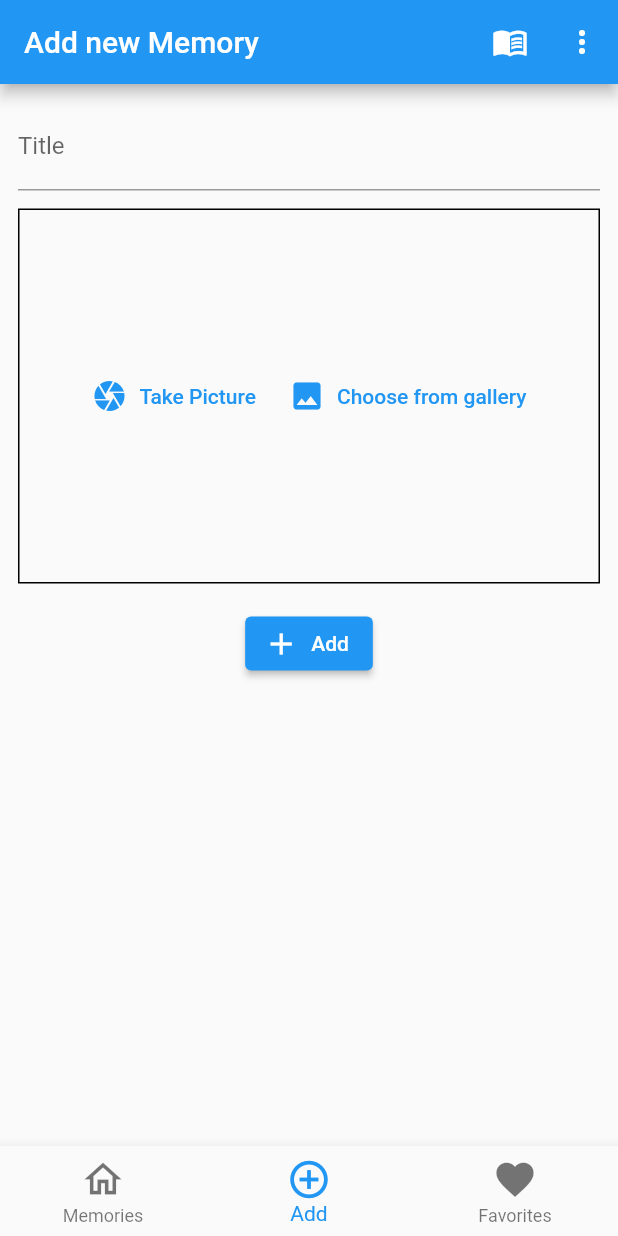
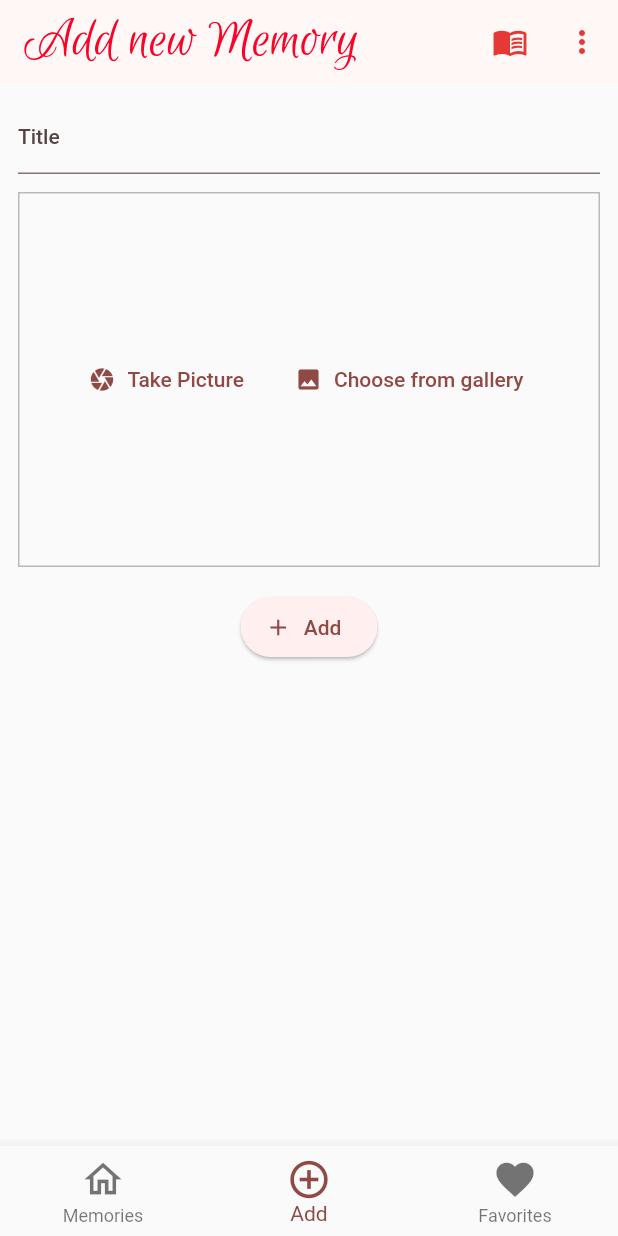
Before and after one commit to BilawalMehfooz1/emotion_lens, a Flutter app: the screen it shows after launch, item 2 of the bottom bar chosen, on a phone screen of 412 x 824 dp. Run offline on Flutter 3.47's test engine with Material 2 defaults, Android fonts, the light colour scheme and no system bars; our stand-ins replace flutter_riverpod, flutter_svg, image_picker, tuple.

Commit message:
setting up theme data

```diff
--- a/lib/main.dart
+++ b/lib/main.dart
@@ -7,7 +7,7 @@ void main() {
   WidgetsFlutterBinding.ensureInitialized();
   runApp(
     MaterialApp(
-      // theme: lightTheme,
+      theme: lightTheme,
       darkTheme: darkTheme,
       home: const ProviderScope(child: MyApp()),
     ),
--- a/lib/screens/tabs_screen.dart
+++ b/lib/screens/tabs_screen.dart
@@ -1,4 +1,5 @@
 import 'package:flutter/material.dart';
+import 'package:flutter_svg/flutter_svg.dart';
 import 'package:flutter_riverpod/flutter_riverpod.dart';
 import 'package:emotion_lens/providers/change_screen_provider.dart';
 
@@ -9,12 +10,13 @@ class TabsScreen extends ConsumerWidget {
   Widget build(BuildContext context, WidgetRef ref) {
     final changeScreenState = ref.watch(changeScreenProvider);
     final currentScreenData =
-        ref.read(changeScreenProvider.notifier).currentScreenData;
+        ref.read(changeScreenProvider.notifier).currentScreenData(context);
 
     return Scaffold(
       // AppBar
       appBar: AppBar(
-        title: Text(currentScreenData.item2), // Using the title from Tuple
+        title: SvgPicture.asset(
+            currentScreenData.item2), // Using the title from Tuple
         actions: [
           IconButton(
             icon: const Icon(Icons.menu_book),
--- a/lib/widgets/image_input.dart
+++ b/lib/widgets/image_input.dart
@@ -95,7 +95,10 @@ class _ImageInputState extends State<ImageInput> {
     }
     return Container(
       decoration: BoxDecoration(
-        border: Border.all(width: 1),
+        border: Border.all(
+          width: 1,
+          color: Colors.black26,
+        ),
       ),
       alignment: Alignment.center,
       height: 250,
```
Also changed, not shown: lib/models/theme.dart (+10 -6 lines), lib/providers/change_screen_provider.dart (+20 -5 lines), pubspec.yaml (+7 -2 lines), assets/images/appbar_title1.svg (added), assets/images/appbar_title2.svg (added), assets/images/appbar_title3.svg (added), assets/images/appbardark_title1.svg (added), assets/images/appbardark_title2.svg (added), assets/images/appbardark_title3.svg (added), assets/images/home.gif (deleted), pubspec.lock.
